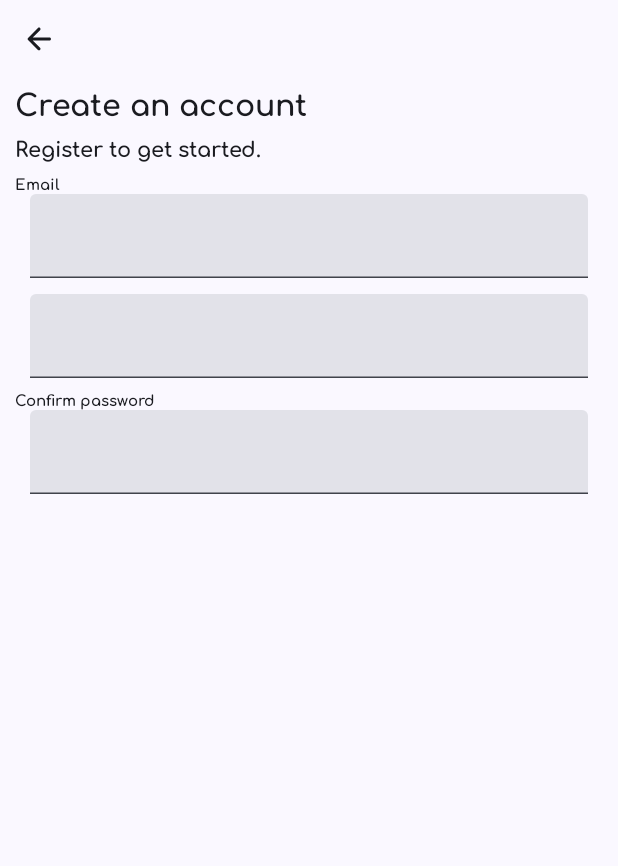
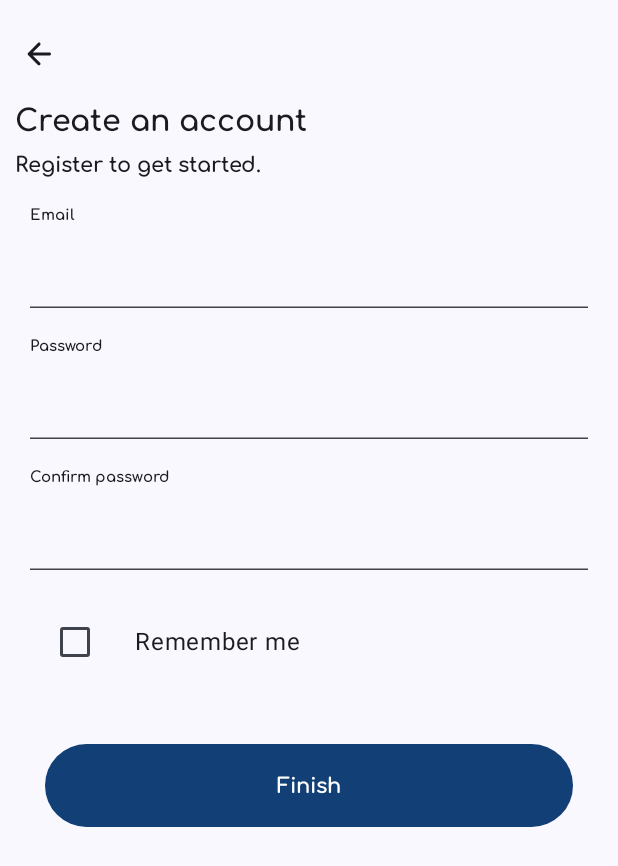
Before and after one commit to muhammedjasir908/DocSnapPro, an Android app built with Jetpack Compose: the screen it shows after launch (MainActivity), on a phone screen of 412 x 824 dp. Shown: the top 866 px of the screen. Run offline under Robolectric (Android 15) with nearby library versions, the phone set to English and light mode, and no system bars; our stand-ins replace Dagger/Hilt's generated code.

Commit message:
SignUpScreen UI updated

```diff
--- a/app/src/main/java/com/muhammedjasir/docsnappro/screens/SignUpScreen.kt
+++ b/app/src/main/java/com/muhammedjasir/docsnappro/screens/SignUpScreen.kt
@@ -1,41 +1,39 @@
 package com.muhammedjasir.docsnappro.screens
 
-import android.graphics.drawable.Icon
-import android.graphics.drawable.PaintDrawable
-import android.text.Layout
-import androidx.compose.foundation.background
 import androidx.compose.foundation.layout.Arrangement
 import androidx.compose.foundation.layout.Column
-import androidx.compose.foundation.layout.PaddingValues
+import androidx.compose.foundation.layout.Row
 import androidx.compose.foundation.layout.Spacer
 import androidx.compose.foundation.layout.fillMaxSize
 import androidx.compose.foundation.layout.fillMaxWidth
 import androidx.compose.foundation.layout.height
 import androidx.compose.foundation.layout.padding
 import androidx.compose.foundation.layout.size
-import androidx.compose.foundation.layout.width
 import androidx.compose.material.icons.Icons
 import androidx.compose.material.icons.automirrored.rounded.ArrowBack
-import androidx.compose.material.icons.rounded.ArrowBack
-import androidx.compose.material3.Icon
+import androidx.compose.material3.Button
+import androidx.compose.material3.ButtonDefaults
+import androidx.compose.material3.Checkbox
 import androidx.compose.material3.IconButton
 import androidx.compose.material3.Scaffold
-import androidx.compose.material3.Surface
 import androidx.compose.material3.Text
 import androidx.compose.material3.TextField
+import androidx.compose.material3.TextFieldDefaults
 import androidx.compose.runtime.Composable
+import androidx.compose.runtime.getValue
 import androidx.compose.runtime.mutableStateOf
-import androidx.compose.runtime.*
+import androidx.compose.runtime.remember
+import androidx.compose.runtime.setValue
 import androidx.compose.ui.Alignment
 import androidx.compose.ui.Modifier
 import androidx.compose.ui.graphics.Color
-import androidx.compose.ui.graphics.painter.Painter
 import androidx.compose.ui.res.stringResource
 import androidx.compose.ui.text.TextStyle
 import androidx.compose.ui.text.font.FontWeight
 import androidx.compose.ui.unit.dp
 import androidx.compose.ui.unit.sp
 import com.muhammedjasir.docsnappro.R
+import com.muhammedjasir.docsnappro.ui.theme.Navy
 import com.muhammedjasir.docsnappro.ui.theme.comfortaaFont
 
 @Composable
@@ -44,13 +42,12 @@ fun SignUpScreen(){
         modifier = Modifier
             .fillMaxSize()
             .padding(
-                10.dp
+                horizontal = 10.dp, vertical = 20.dp
             )
-    ) { innerPadding ->
+    ) {innerPadding ->
         Column(
             modifier = Modifier
-                .fillMaxSize()
-                .padding(innerPadding),
+                .fillMaxSize().padding(innerPadding),
             horizontalAlignment = Alignment.Start,
             verticalArrangement = Arrangement.Top
         ) {
@@ -66,7 +63,7 @@ fun SignUpScreen(){
                 style = TextStyle(
                     fontFamily = comfortaaFont,
                     fontSize = 20.sp,
-                    fontWeight = FontWeight.Bold
+                    fontWeight = FontWeight.Bold,
                 ),
                )
             Spacer(modifier = Modifier.height(height = 10.dp))
@@ -77,53 +74,101 @@ fun SignUpScreen(){
                     fontSize = 14.sp,
                 ),
             )
-            Spacer(modifier = Modifier.height(height = 10.dp))
+            Spacer(modifier = Modifier.height(height = 20.dp))
             Text(
+                modifier = Modifier.padding(horizontal = 10.dp),
                 text = stringResource(id = R.string.email_hint),
                 style = TextStyle(
                     fontFamily = comfortaaFont,
                     fontSize = 10.sp,
                 ),
             )
-            CustomTextFieldComponent(labelValue = "Email")
-            Spacer(modifier = Modifier.height(height = 10.dp))
+            CustomTextFieldComponent()
+            Spacer(modifier = Modifier.height(height = 20.dp))
             Text(
+                modifier = Modifier.padding(horizontal = 10.dp),
                 text = stringResource(id = R.string.password_hint),
                 style = TextStyle(
                     fontFamily = comfortaaFont,
-                    fontSize = 0.sp,
+                    fontSize = 10.sp,
                 ),
             )
-            CustomTextFieldComponent(labelValue = "Password")
-            Spacer(modifier = Modifier.height(height = 10.dp))
+            CustomTextFieldComponent()
+            Spacer(modifier = Modifier.height(height = 20.dp))
             Text(
+                modifier = Modifier.padding(horizontal = 10.dp),
                 text = stringResource(id = R.string.confirm_password_hint),
                 style = TextStyle(
                     fontFamily = comfortaaFont,
                     fontSize = 10.sp,
                 ),
             )
-            CustomTextFieldComponent(labelValue = "Confirm password")
+            CustomTextFieldComponent()
+            Spacer(modifier = Modifier.height(height = 20.dp))
+            CheckBoxComponent()
+            Spacer(modifier = Modifier.height(height = 40.dp))
+            CustomButtonComponent()
         }
     }
 }
 
 @Composable
-fun CustomTextFieldComponent(
-    labelValue: String,
-
-){
+fun CustomTextFieldComponent() {
     var textValue by remember {
         mutableStateOf("")
     }
     TextField(
         modifier = Modifier
             .fillMaxWidth()
-            .background(Color.Transparent)
             .padding(horizontal = 10.dp),
+        colors = TextFieldDefaults.colors(
+            unfocusedContainerColor = Color.Transparent,
+            focusedContainerColor = Color.Transparent),
         value = textValue,
         onValueChange = {
             textValue = it
 
         })
 }
+
+@Composable
+fun CheckBoxComponent(){
+    val (checkedState, onStateChange) = remember { mutableStateOf(false) }
+    Row(
+        Modifier
+            .fillMaxWidth()
+            .height(56.dp)
+//            .toggleable(
+//                value = checkedState,
+//                onValueChange = { onStateChange(!checkedState) },
+//                role = Role.Checkbox
+//            )
+            .padding(horizontal = 16.dp),
+        verticalAlignment = Alignment.CenterVertically
+    ) {
+        Checkbox(
+            checked = checkedState,
+            onCheckedChange = {onStateChange(!checkedState)
+            }
+        )
+        Text(
+            text = "Remember me",
+            modifier = Modifier.padding(start = 16.dp)
+        )
+    }
+}
+
+@Composable
+fun CustomButtonComponent(){
+    Button(
+        modifier = Modifier.fillMaxWidth()
+            .height(height = 55.dp).padding(horizontal = 20.dp),
+        colors = ButtonDefaults.buttonColors(containerColor = Navy),
+        onClick = {  }) {
+        Text(text = "Finish", style = TextStyle(
+            fontFamily = comfortaaFont,
+            fontSize = 14.sp,
+            color = Color.White
+        ))
+    }
+}
```
